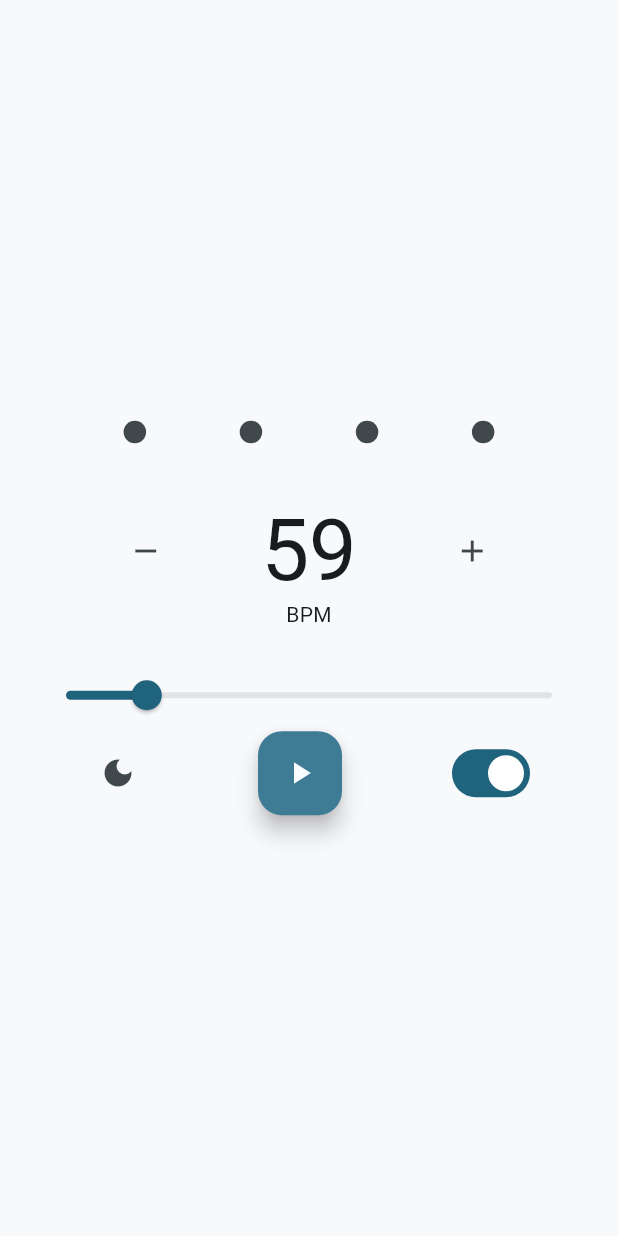
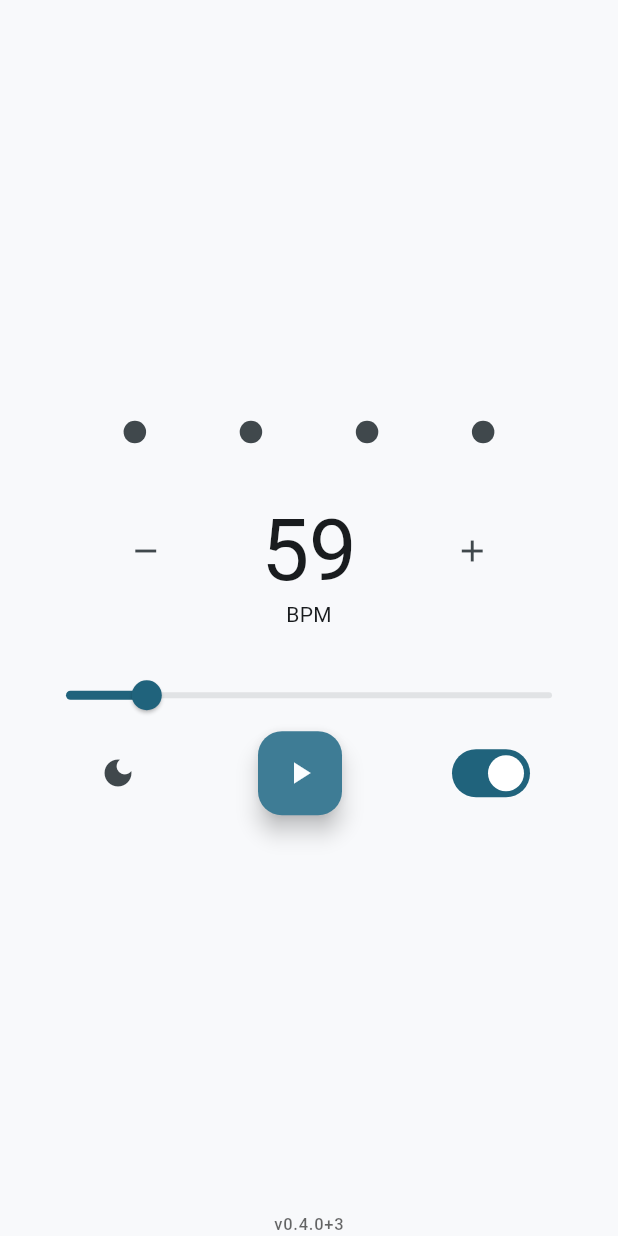
Before and after one commit to GreatApe77/metronome, a Flutter app: the screen it shows after launch, after a tap on the "remove" icon, on a phone screen of 412 x 824 dp. Run offline on Flutter 3.47's test engine with Material 3 defaults, Android fonts, the phone set to English and light mode, and no system bars; our stand-ins replace bloc, flutter_bloc, hydrated_bloc, package_info_plus, wakelock_plus; missing offline and left inert: flutter_soloud.

Commit message:
feat: add AppPackageData widget to display app version and build number

```diff
--- a/lib/view/pages/home_page.dart
+++ b/lib/view/pages/home_page.dart
@@ -5,6 +5,7 @@ import 'package:flutter/scheduler.dart';
 import 'package:flutter_bloc/flutter_bloc.dart';
 import 'package:metronome/blocs/metronome/metronome_bloc.dart';
 import 'package:metronome/blocs/theme/theme_bloc.dart';
+import 'package:metronome/view/widgets/app_package_data.dart';
 
 import 'package:metronome/view/widgets/measure_bar.dart';
 import 'package:wakelock_plus/wakelock_plus.dart';
@@ -54,7 +55,9 @@ class _HomePageState extends State<HomePage> with WidgetsBindingObserver {
     return Scaffold(
       body: Padding(
         padding: EdgeInsets.symmetric(horizontal: 20),
-        child: Center(
+        child: Stack(
+          children: [
+            Center(
               child: Column(
                 mainAxisSize: MainAxisSize.min,
                 children: [
@@ -103,7 +106,8 @@ class _HomePageState extends State<HomePage> with WidgetsBindingObserver {
                   Text('BPM'),
                   SizedBox(height: 20),
                   BlocBuilder<MetronomeBloc, MetronomeState>(
-                buildWhen: (previous, current) => previous.bpm != current.bpm,
+                    buildWhen:
+                        (previous, current) => previous.bpm != current.bpm,
                     builder: (context, state) {
                       return Slider(
                         value: state.bpm.toDouble(),
@@ -124,7 +128,9 @@ class _HomePageState extends State<HomePage> with WidgetsBindingObserver {
                         builder: (context, state) {
                           return IconButton(
                             onPressed:
-                            () => context.read<ThemeBloc>().add(ThemeToggled()),
+                                () => context.read<ThemeBloc>().add(
+                                  ThemeToggled(),
+                                ),
                             icon: Icon(
                               state is ThemeDark
                                   ? Icons.light_mode
@@ -143,7 +149,9 @@ class _HomePageState extends State<HomePage> with WidgetsBindingObserver {
                                 );
                                 return;
                               }
-                          context.read<MetronomeBloc>().add(MetronomePlayed());
+                              context.read<MetronomeBloc>().add(
+                                MetronomePlayed(),
+                              );
                             },
                             child:
                                 state.isRunning
@@ -173,6 +181,12 @@ class _HomePageState extends State<HomePage> with WidgetsBindingObserver {
                 ],
               ),
             ),
+            Align(
+              alignment: AlignmentGeometry.bottomCenter,
+              child: AppPackageData(),
+            ),
+          ],
+        ),
       ),
     );
   }
--- /dev/null
+++ b/lib/view/widgets/app_package_data.dart
@@ -0,0 +1,39 @@
+import 'package:flutter/material.dart';
+import 'package:package_info_plus/package_info_plus.dart';
+
+class AppPackageData extends StatefulWidget {
+  const AppPackageData({super.key});
+
+  @override
+  State<AppPackageData> createState() => _AppPackageDataState();
+}
+
+class _AppPackageDataState extends State<AppPackageData> {
+  String? appVersion;
+  String? buildNumber;
+
+  Future<void> loadData() async {
+    final packageInfo = await PackageInfo.fromPlatform();
+    setState(() {
+      appVersion = packageInfo.version;
+      buildNumber = packageInfo.buildNumber;
+    });
+  }
+
+  @override
+  void initState() {
+    super.initState();
+    loadData();
+  }
+
+  @override
+  Widget build(BuildContext context) {
+    if (appVersion == null || buildNumber == null) return SizedBox.shrink();
+    return Text(
+      'v$appVersion+$buildNumber',
+      style: Theme.of(
+        context,
+      ).textTheme.labelSmall?.copyWith(color: Theme.of(context).hintColor),
+    );
+  }
+}
--- a/pubspec.yaml
+++ b/pubspec.yaml
@@ -24,7 +24,7 @@ publish_to: "none" # Remove this line if you wish to publish to pub.dev
 # https://developer.apple.com/library/archive/documentation/General/Reference/InfoPlistKeyReference/Articles/CoreFoundationKeys.html
 # In Windows, build-name is used as the major, minor, and patch parts
 # of the product and file versions while build-number is used as the build suffix.
-version: 0.3.0+2
+version: 0.4.0+3
 
 environment:
   sdk: ^3.7.2
@@ -44,6 +44,7 @@ dependencies:
   flutter_bloc: ^9.1.1
   hydrated_bloc: ^10.0.0
   wakelock_plus: ^1.4.0
+  package_info_plus: ^9.0.0
 
 dev_dependencies:
   flutter_test:
```
Also changed, not shown: pubspec.lock. Lines whose indentation alone changed are shown as unchanged.
